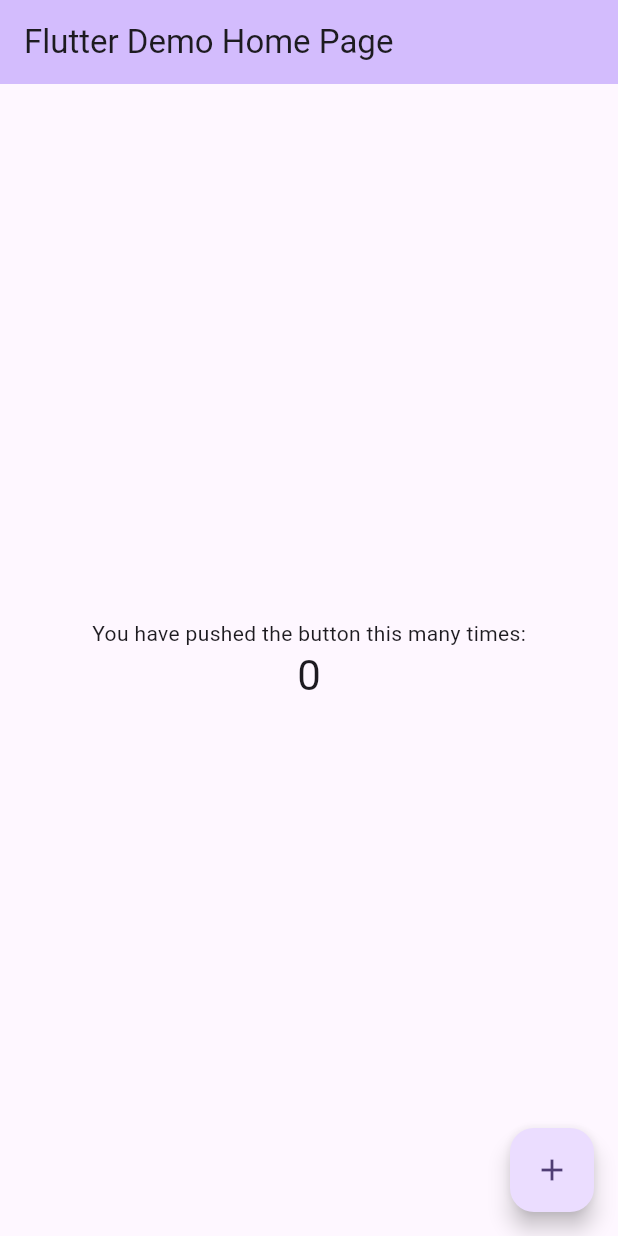
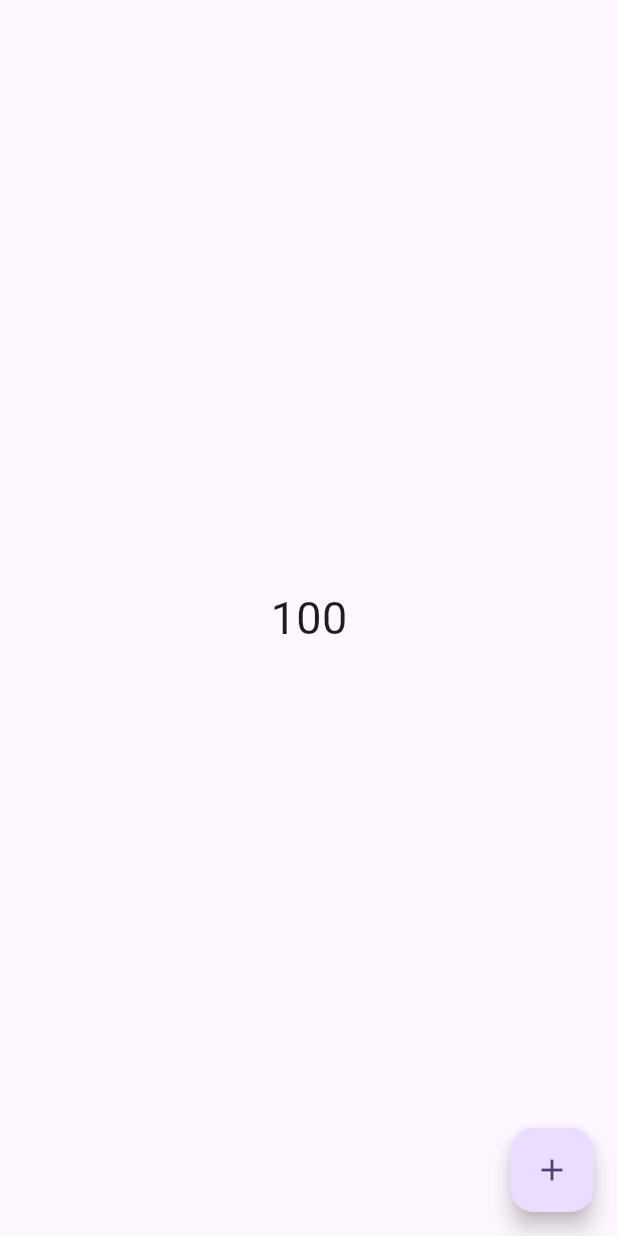
Before and after one commit to K4SUND/Mobile-Application, a Flutter app: the screen it shows after launch, on a phone screen of 412 x 824 dp. Run offline on Flutter 3.47's test engine with Material 3 defaults, Android fonts, the phone set to English and light mode, and no system bars.

Commit message:
1 attempt

```diff
--- a/lib/main.dart
+++ b/lib/main.dart
@@ -1,4 +1,5 @@
 import 'package:flutter/material.dart';
+import 'package:my_app/pages/home_page_no_state.dart';
 
 void main() {
   runApp(const MyApp());
@@ -7,46 +8,23 @@ void main() {
 class MyApp extends StatelessWidget {
   const MyApp({super.key});
 
-  // This widget is the root of your application.
   @override
   Widget build(BuildContext context) {
     return MaterialApp(
       title: 'Flutter Demo',
       theme: ThemeData(
-        // This is the theme of your application.
-        //
-        // TRY THIS: Try running your application with "flutter run". You'll see
-        // the application has a purple toolbar. Then, without quitting the app,
-        // try changing the seedColor in the colorScheme below to Colors.green
-        // and then invoke "hot reload" (save your changes or press the "hot
-        // reload" button in a Flutter-supported IDE, or press "r" if you used
-        // the command line to start the app).
-        //
-        // Notice that the counter didn't reset back to zero; the application
-        // state is not lost during the reload. To reset the state, use hot
-        // restart instead.
-        //
-        // This works for code too, not just values: Most code changes can be
-        // tested with just a hot reload.
         colorScheme: ColorScheme.fromSeed(seedColor: Colors.deepPurple),
         useMaterial3: true,
       ),
-      home: const MyHomePage(title: 'Flutter Demo Home Page'),
+      // home: const MyHomePage(title: 'Flutter Demo Home Page'),
+      home: MyHomePage(),
     );
   }
 }
 
+/*
 class MyHomePage extends StatefulWidget {
   const MyHomePage({super.key, required this.title});
-
-  // This widget is the home page of your application. It is stateful, meaning
-  // that it has a State object (defined below) that contains fields that affect
-  // how it looks.
-
-  // This class is the configuration for the state. It holds the values (in this
-  // case the title) provided by the parent (in this case the App widget) and
-  // used by the build method of the State. Fields in a Widget subclass are
-  // always marked "final".
 
   final String title;
 
@@ -59,50 +37,19 @@ class _MyHomePageState extends State<MyHomePage> {
 
   void _incrementCounter() {
     setState(() {
-      // This call to setState tells the Flutter framework that something has
-      // changed in this State, which causes it to rerun the build method below
-      // so that the display can reflect the updated values. If we changed
-      // _counter without calling setState(), then the build method would not be
-      // called again, and so nothing would appear to happen.
       _counter++;
     });
   }
 
   @override
   Widget build(BuildContext context) {
-    // This method is rerun every time setState is called, for instance as done
-    // by the _incrementCounter method above.
-    //
-    // The Flutter framework has been optimized to make rerunning build methods
-    // fast, so that you can just rebuild anything that needs updating rather
-    // than having to individually change instances of widgets.
     return Scaffold(
       appBar: AppBar(
-        // TRY THIS: Try changing the color here to a specific color (to
-        // Colors.amber, perhaps?) and trigger a hot reload to see the AppBar
-        // change color while the other colors stay the same.
         backgroundColor: Theme.of(context).colorScheme.inversePrimary,
-        // Here we take the value from the MyHomePage object that was created by
-        // the App.build method, and use it to set our appbar title.
         title: Text(widget.title),
       ),
       body: Center(
-        // Center is a layout widget. It takes a single child and positions it
-        // in the middle of the parent.
         child: Column(
-          // Column is also a layout widget. It takes a list of children and
-          // arranges them vertically. By default, it sizes itself to fit its
-          // children horizontally, and tries to be as tall as its parent.
-          //
-          // Column has various properties to control how it sizes itself and
-          // how it positions its children. Here we use mainAxisAlignment to
-          // center the children vertically; the main axis here is the vertical
-          // axis because Columns are vertical (the cross axis would be
-          // horizontal).
-          //
-          // TRY THIS: Invoke "debug painting" (choose the "Toggle Debug Paint"
-          // action in the IDE, or press "p" in the console), to see the
-          // wireframe for each widget.
           mainAxisAlignment: MainAxisAlignment.center,
           children: <Widget>[
             const Text(
@@ -123,3 +70,4 @@ class _MyHomePageState extends State<MyHomePage> {
     );
   }
 }
+*/
--- /dev/null
+++ b/lib/pages/home_page_no_state.dart
@@ -0,0 +1,28 @@
+import 'package:flutter/material.dart';
+
+class MyHomePage extends StatelessWidget {
+  MyHomePage({super.key});
+
+  int count = 100;
+
+  @override
+  Widget build(BuildContext context) {
+    return Scaffold(
+      body: Center(
+        child: Text(
+          "$count",
+          style: const TextStyle(
+            fontSize: 30,
+          ),
+        ),
+      ),
+      floatingActionButton: FloatingActionButton(
+        onPressed: () {
+          count++;
+          print(count);
+        },
+        child: const Icon(Icons.add),
+      ),
+    );
+  }
+}
```
Also changed, not shown: lib/pages/home_page_with_state.dart (added, +15 -0 lines).
